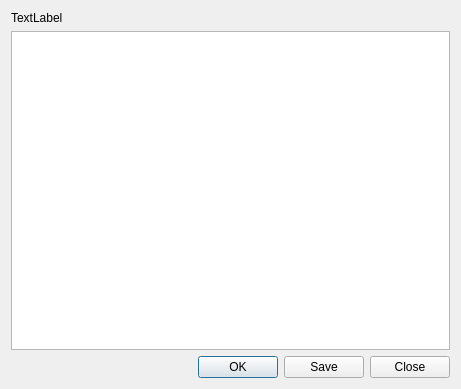
z-bitcoinz/BitcoinZ_Blue, file src/privkey.ui: the form before one commit.
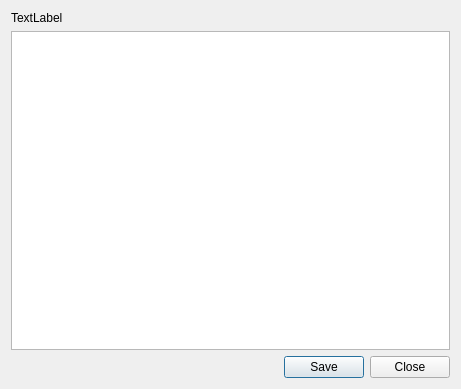
The form after the commit.

```diff
--- a/src/privkey.ui
+++ b/src/privkey.ui
@@ -27,7 +27,7 @@
       <enum>Qt::Horizontal</enum>
      </property>
      <property name="standardButtons">
-      <set>QDialogButtonBox::Close|QDialogButtonBox::Ok|QDialogButtonBox::Save</set>
+      <set>QDialogButtonBox::Close|QDialogButtonBox::Save</set>
      </property>
     </widget>
    </item>
```
